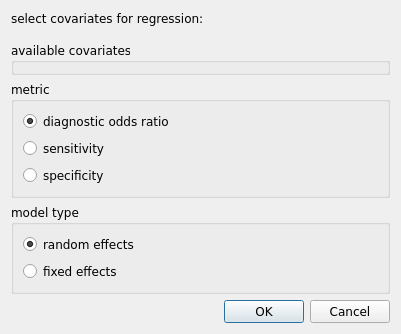
Before: the Qt Designer form src/forms/cov_reg_dlg2.ui in AliSalman-et-al/openmeta-analyst-community, drawn with Qt 5.
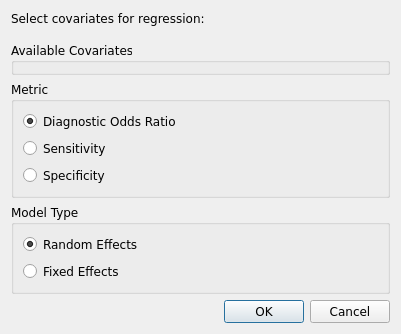
After: the same form once the commit is applied. Icons and pictures are not drawn.

```diff
--- a/src/forms/cov_reg_dlg2.ui
+++ b/src/forms/cov_reg_dlg2.ui
@@ -26,7 +26,7 @@
    <item>
     <widget class="QLabel" name="label">
      <property name="text">
-      <string>select covariates for regression:</string>
+      <string>Select covariates for regression:</string>
      </property>
     </widget>
    </item>
@@ -49,7 +49,7 @@
    <item>
     <widget class="QGroupBox" name="cov_grp_box">
      <property name="title">
-      <string>available covariates</string>
+      <string>Available Covariates</string>
      </property>
     </widget>
    </item>
@@ -69,13 +69,13 @@
    <item>
     <widget class="QGroupBox" name="diagnostic_group_box">
      <property name="title">
-      <string>metric</string>
+      <string>Metric</string>
      </property>
      <layout class="QVBoxLayout" name="verticalLayout_3">
       <item>
        <widget class="QRadioButton" name="dor_radio">
         <property name="text">
-         <string>diagnostic odds ratio</string>
+         <string>Diagnostic Odds Ratio</string>
         </property>
         <property name="checked">
          <bool>true</bool>
@@ -85,7 +85,7 @@
       <item>
        <widget class="QRadioButton" name="sensitivity_radio">
         <property name="text">
-         <string>sensitivity</string>
+         <string>Sensitivity</string>
         </property>
         <property name="checked">
          <bool>false</bool>
@@ -95,7 +95,7 @@
       <item>
        <widget class="QRadioButton" name="fixed_radio">
         <property name="text">
-         <string>specificity</string>
+         <string>Specificity</string>
         </property>
        </widget>
       </item>
@@ -105,13 +105,13 @@
    <item>
     <widget class="QGroupBox" name="groupBox">
      <property name="title">
-      <string>model type</string>
+      <string>Model Type</string>
      </property>
      <layout class="QVBoxLayout" name="verticalLayout_2">
       <item>
        <widget class="QRadioButton" name="random_effects_radio">
         <property name="text">
-         <string>random effects</string>
+         <string>Random Effects</string>
         </property>
         <property name="checked">
          <bool>true</bool>
@@ -121,7 +121,7 @@
       <item>
        <widget class="QRadioButton" name="fixed_effects_radio">
         <property name="text">
-         <string>fixed effects</string>
+         <string>Fixed Effects</string>
         </property>
        </widget>
       </item>
```
Left out of the diff: 2 changed lines with no effect on the pictures.
